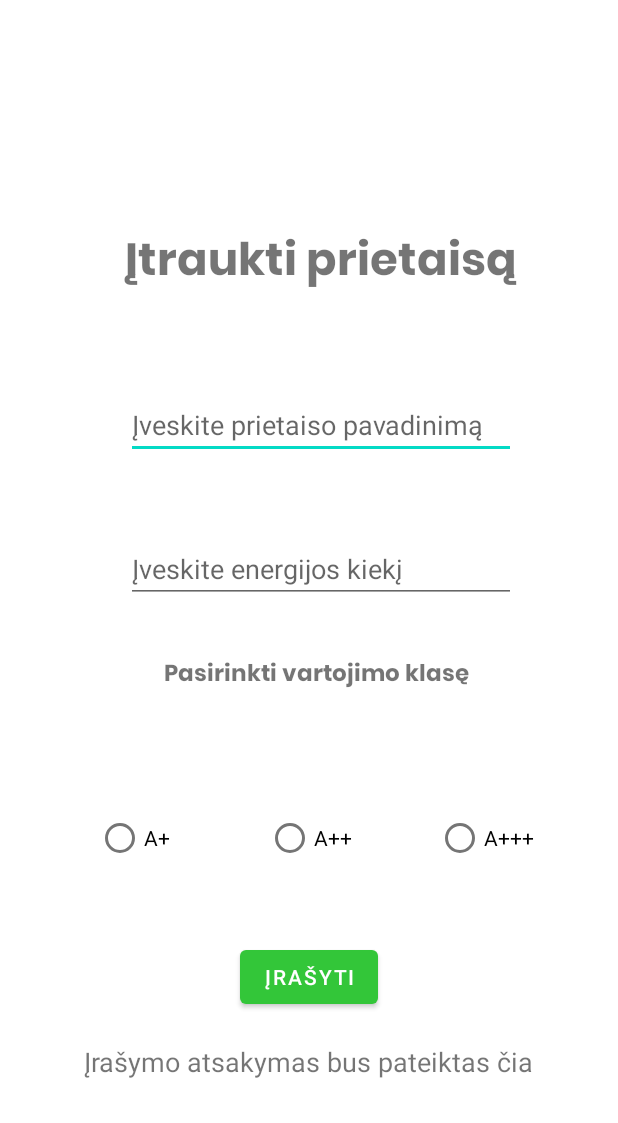
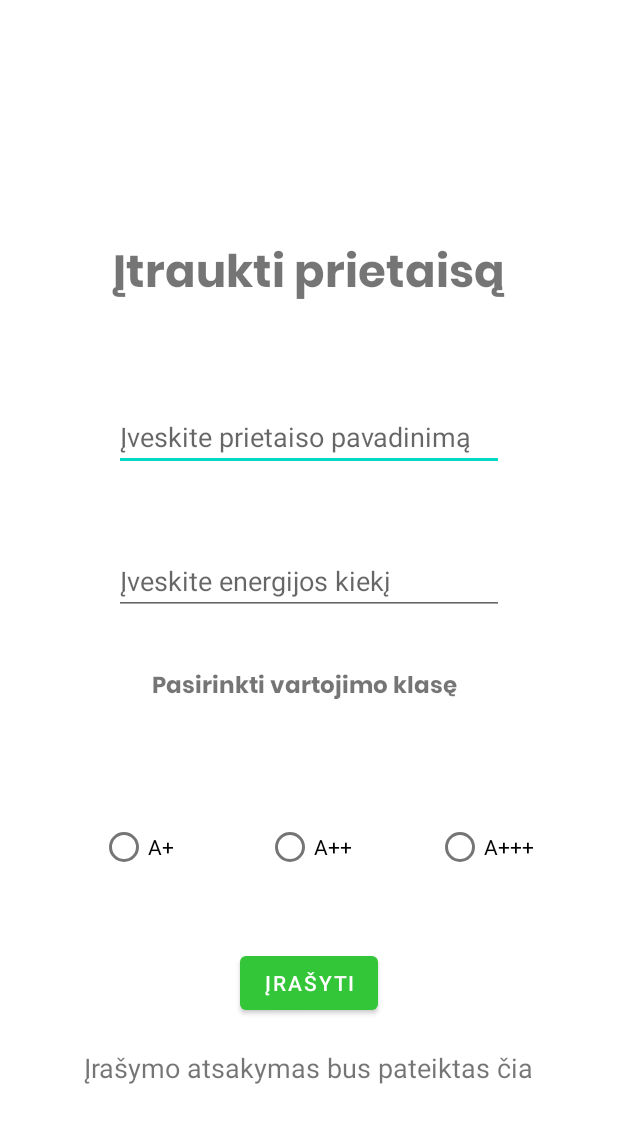
Before and after one commit to arnas78/AEV_app, an Android app: the layout activity_add_device.xml on its own in the app's theme, with its tools: preview values and no code run, on a phone screen of 412 x 824 dp. Shown: the top 1123 px of the screen. Run offline under Robolectric (Android 15) with nearby library versions, the phone set to English and light mode, and no system bars.

Commit message:
Added UI design tweaks, new colors

```diff
--- a/app/src/main/res/layout/activity_add_device.xml
+++ b/app/src/main/res/layout/activity_add_device.xml
@@ -10,13 +10,12 @@
        android:id="@+id/textView"
        android:layout_width="277dp"
        android:layout_height="56dp"
-            android:layout_marginTop="148dp"
+       android:layout_marginTop="156dp"
        android:fontFamily="@font/poppinsbold"
        android:gravity="center"
        android:text="@string/add_devices"
        android:textSize="30sp"
        app:layout_constraintEnd_toEndOf="parent"
-            app:layout_constraintHorizontal_bias="0.559"
        app:layout_constraintStart_toStartOf="parent"
        app:layout_constraintTop_toTopOf="parent"
        tools:targetApi="jelly_bean" />
@@ -89,13 +88,14 @@
 
     <RadioButton
         android:id="@+id/a"
-            android:layout_width="wrap_content"
-            android:layout_height="wrap_content"
+        android:layout_width="63dp"
+        android:layout_height="33dp"
         android:layout_marginTop="12dp"
         android:layout_weight="1"
         android:text="A+"
         app:layout_constraintBottom_toTopOf="@+id/confirm"
         app:layout_constraintEnd_toStartOf="@+id/aa"
+        app:layout_constraintHorizontal_bias="0.587"
         app:layout_constraintStart_toStartOf="parent"
         app:layout_constraintTop_toBottomOf="@+id/textView2" />
 
```
Lines whose indentation alone changed are shown as unchanged.
